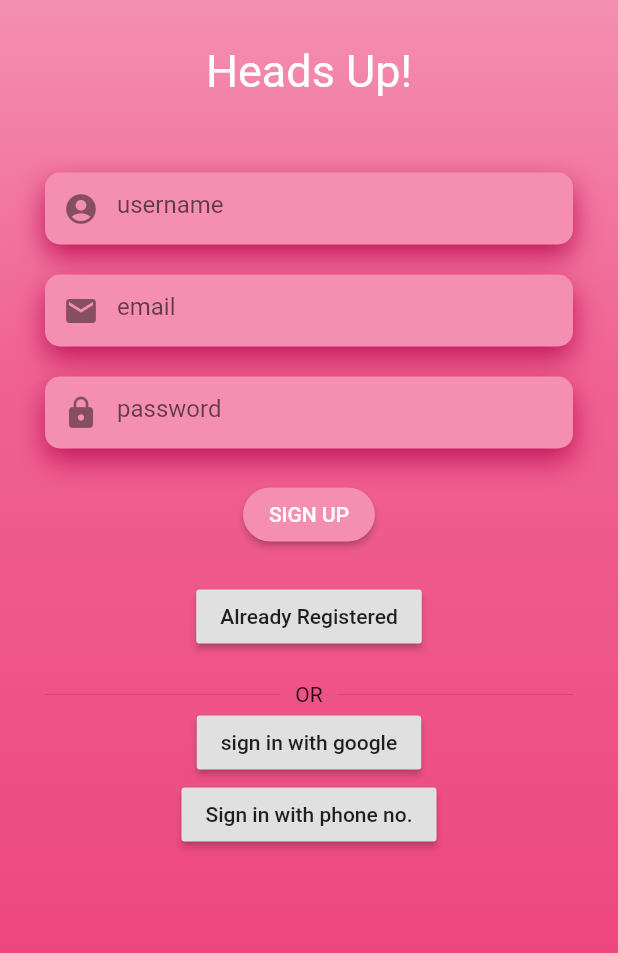
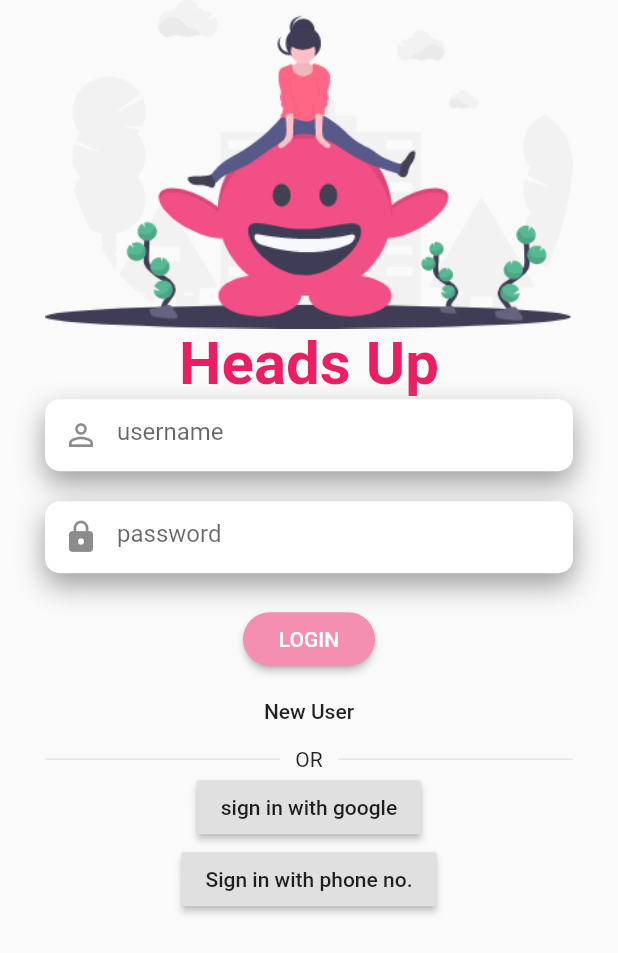
Before and after one commit to numberbee7070/headsup_app, a Flutter app: the AuthForm screen opened by its route, on a phone screen of 412 x 824 dp. Shown: the top 953 px of the screen. Run offline on Flutter 3.47's test engine with Material 2 defaults, Android fonts, the light colour scheme and no system bars; our stand-ins replace chopper, country_code_picker, firebase_auth, firebase_core, google_sign_in, introduction_screen and 2 more; accounts and stored records are empty; generated files the repository leaves out were written again.

Commit message:
changes to ui

```diff
--- a/lib/auth/auth.dart
+++ b/lib/auth/auth.dart
@@ -9,57 +9,23 @@ class AuthForm extends StatefulWidget {
 }
 
 class _AuthFormState extends State<AuthForm> {
-  bool _register = true;
+  bool _register = false;
 
   @override
   Widget build(BuildContext context) {
     return Scaffold(
       body: Container(
-        decoration: BoxDecoration(
-          gradient: LinearGradient(
-              begin: Alignment.topCenter,
-              end: Alignment.bottomCenter,
-              colors: [
-                Colors.pink[200],
-                Colors.pink[300],
-                Colors.pink[400],
-              ],
-              stops: [
-                0.0,
-                0.3,
-                0.9,
-              ]),
-        ),
         child: SafeArea(
           child: Padding(
-              padding:
-                  const EdgeInsets.symmetric(vertical: 30.0, horizontal: 30.0),
+              padding: const EdgeInsets.symmetric(horizontal: 30.0),
               child: Column(
                 children: <Widget>[
-                  SizedBox(
-                    width: double.infinity,
-                  ),
-                  Text(
-                    "Heads Up!",
-                    style: TextStyle(
-                      color: Colors.white,
-                      fontSize: 30,
-                    ),
-                  ),
-                  SizedBox(
-                    height: 50,
-                  ),
-                  _register ? signUpForm(context) : loginForm(context),
-                  SizedBox(
-                    height: 20,
-                  ),
-                  RaisedButton(
-                    child: Text(_register ? "Already Registered" : "New User"),
+                  _register ? signUpForm(context) : LoginForm(),
+                  FlatButton(
+                    child: Text(
+                        _register ? "Already Registered? Login" : "New User"),
                     onPressed: () =>
                         this.setState(() => _register = !_register),
-                  ),
-                  SizedBox(
-                    height: 20,
                   ),
                   Row(
                     children: <Widget>[
@@ -69,6 +35,7 @@ class _AuthFormState extends State<AuthForm> {
                     ],
                   ),
                   RaisedButton(
+                    child: Text("sign in with google"),
                     onPressed: () async {
                       try {
                         await signInWithGoogle();
@@ -80,7 +47,6 @@ class _AuthFormState extends State<AuthForm> {
                       }
                       Navigator.pushReplacementNamed(context, "home");
                     },
-                    child: Text("sign in with google"),
                   ),
                   RaisedButton(
                     child: Text("Sign in with phone no."),
--- a/lib/auth/login.dart
+++ b/lib/auth/login.dart
@@ -3,24 +3,41 @@ import 'package:flutter/material.dart';
 
 import 'services/service.dart';
 
-Widget loginForm(BuildContext context) {
+class LoginForm extends StatefulWidget {
+  @override
+  _LoginFormState createState() => _LoginFormState();
+}
+
+class _LoginFormState extends State<LoginForm> {
   final _formKey = GlobalKey<FormState>();
+
   String _username;
+
   String _password;
-  return Builder(
-    builder: (context) => Form(
+
+  @override
+  Widget build(BuildContext context) {
+    return Form(
       key: _formKey,
       child: Column(
         crossAxisAlignment: CrossAxisAlignment.center,
         mainAxisAlignment: MainAxisAlignment.center,
         children: [
+          Image.asset("assets/images/login_page.png"),
+          Text(
+            "Heads Up",
+            style: TextStyle(
+                fontSize: 40,
+                fontWeight: FontWeight.bold,
+                color: Theme.of(context).accentColor),
+          ),
           Container(
             decoration: BoxDecoration(
-              color: Colors.pink[200],
+              color: Colors.white,
               borderRadius: BorderRadius.circular(10),
               boxShadow: [
                 BoxShadow(
-                  color: Colors.pink[700],
+                  color: Colors.grey,
                   blurRadius: 15.0, // soften the shadow
                   spreadRadius: 0.2, //extend the shadow
                   offset: Offset(
@@ -36,7 +53,7 @@ Widget loginForm(BuildContext context) {
               onSaved: (String text) => _username = text,
               decoration: InputDecoration(
                 hintText: AutofillHints.username,
-                prefixIcon: Icon(Icons.account_circle),
+                prefixIcon: Icon(Icons.perm_identity),
                 border: InputBorder.none,
               ),
             ),
@@ -46,11 +63,11 @@ Widget loginForm(BuildContext context) {
           ),
           Container(
             decoration: BoxDecoration(
-              color: Colors.pink[200],
+              color: Colors.white,
               borderRadius: BorderRadius.circular(10),
               boxShadow: [
                 BoxShadow(
-                  color: Colors.pink[700],
+                  color: Colors.grey,
                   blurRadius: 15.0, // soften the shadow
                   spreadRadius: 0.2, //extend the shadow
                   offset: Offset(
@@ -99,6 +116,6 @@ Widget loginForm(BuildContext context) {
           )
         ],
       ),
-    ),
-  );
+    );
+  }
 }
```
Also changed, not shown: assets/images/login_page.png (added).
